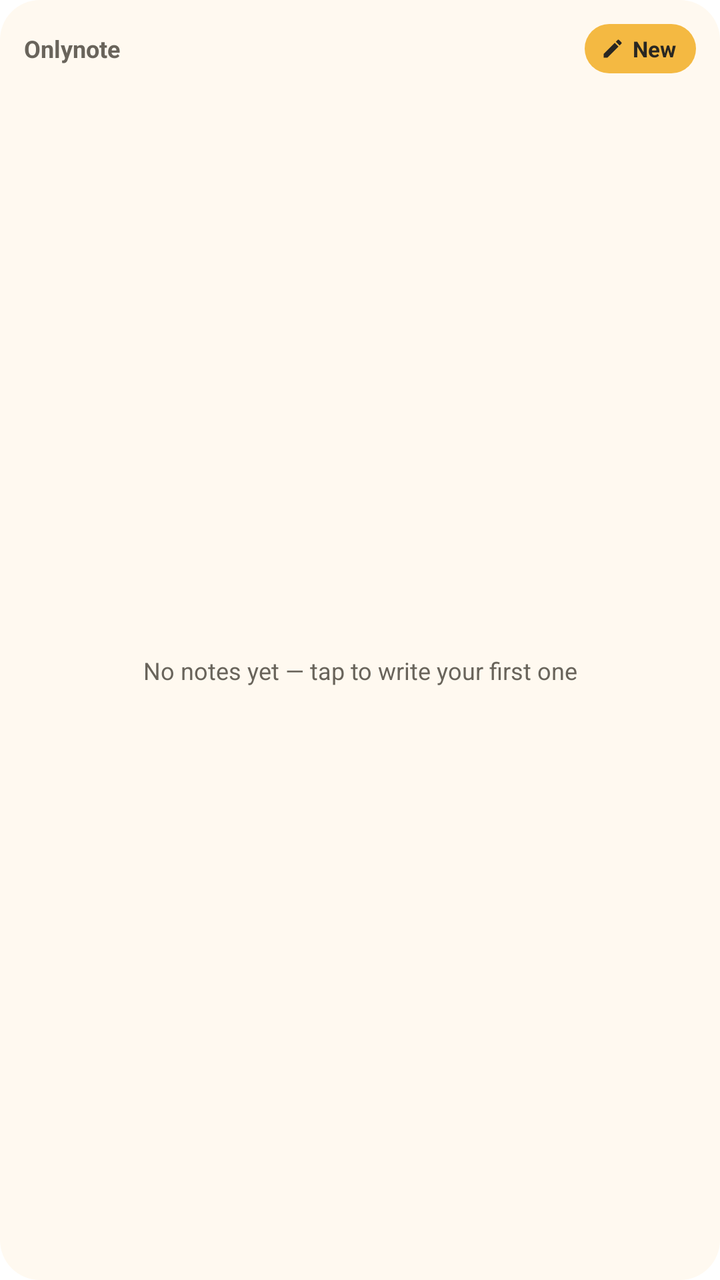
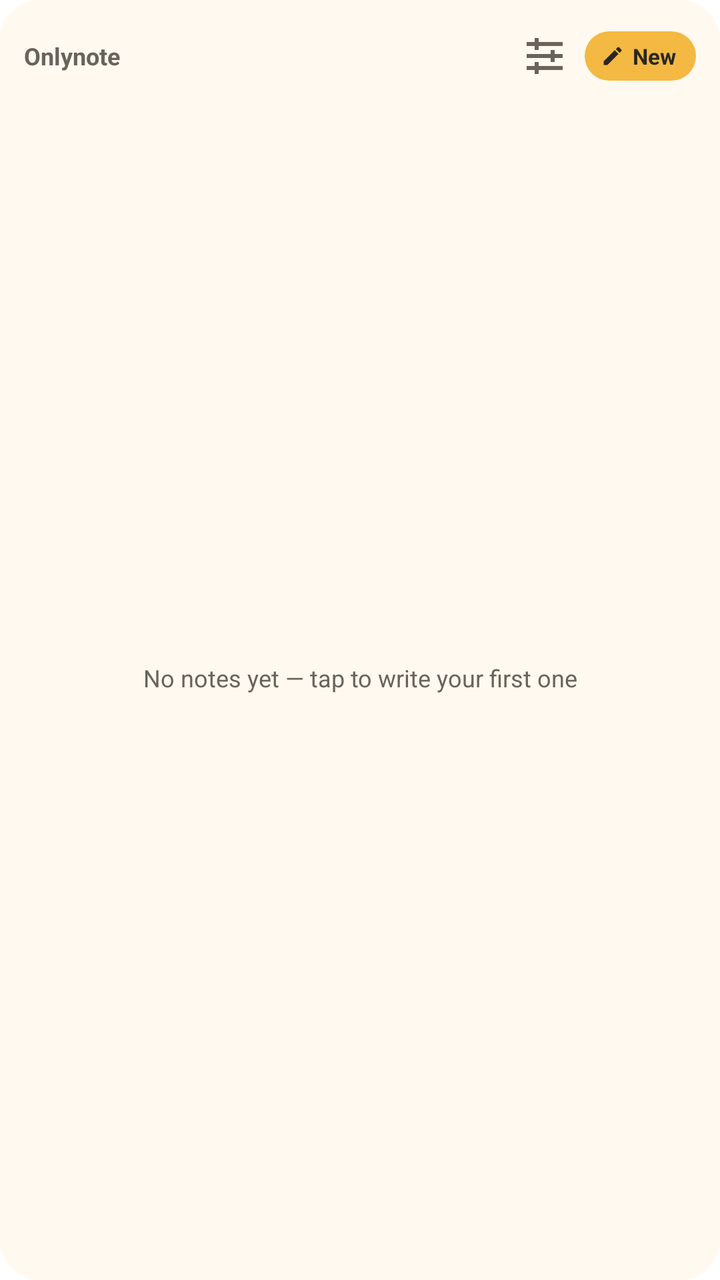

Two renders of the same Android screen: before a commit and after it. Below are the layout's source before the change and the commit's diff.
<!-- AndroidManifest.xml: fallback theme Theme.MaterialComponents.DayNight.NoActionBar -->
<!-- res/layout/notes_widget.xml -->
<?xml version="1.0" encoding="utf-8"?>
<LinearLayout xmlns:android="http://schemas.android.com/apk/res/android"
    android:layout_width="match_parent"
    android:layout_height="match_parent"
    android:orientation="vertical"
    android:background="@drawable/widget_background"
    android:padding="12dp">

    <LinearLayout
        android:layout_width="match_parent"
        android:layout_height="wrap_content"
        android:orientation="horizontal"
        android:gravity="center_vertical">

        <TextView
            android:id="@+id/widget_header_title"
            android:layout_width="0dp"
            android:layout_height="wrap_content"
            android:layout_weight="1"
            android:text="@string/app_name"
            android:textSize="12sp"
            android:textStyle="bold"
            android:maxLines="1"
            android:ellipsize="end"
            android:textColor="@color/widget_text_muted" />

        <LinearLayout
            android:id="@+id/widget_new_note"
            android:layout_width="wrap_content"
            android:layout_height="wrap_content"
            android:orientation="horizontal"
            android:gravity="center_vertical"
            android:background="@drawable/widget_pill"
            android:paddingStart="8dp"
            android:paddingEnd="10dp"
            android:paddingTop="5dp"
            android:paddingBottom="5dp"
            android:contentDescription="@string/widget_new_note">

            <ImageView
                android:layout_width="12dp"
                android:layout_height="12dp"
                android:layout_marginEnd="4dp"
                android:src="@drawable/ic_widget_pencil"
                android:tint="@color/widget_pill_text"
                android:importantForAccessibility="no" />

            <TextView
                android:layout_width="wrap_content"
                android:layout_height="wrap_content"
                android:text="@string/widget_new_note"
                android:textSize="11sp"
                android:textStyle="bold"
                android:textColor="@color/widget_pill_text" />
        </LinearLayout>
    </LinearLayout>

    <FrameLayout
        android:layout_width="match_parent"
        android:layout_height="0dp"
        android:layout_weight="1"
        android:layout_marginTop="6dp">

        <ListView
            android:id="@+id/widget_list"
            android:layout_width="match_parent"
            android:layout_height="match_parent"
            android:divider="@color/widget_divider"
            android:dividerHeight="1dp"
            android:scrollbars="none" />

        <TextView
            android:id="@+id/widget_empty"
            android:layout_width="match_parent"
            android:layout_height="match_parent"
            android:gravity="center"
            android:text="@string/widget_empty_action"
            android:textSize="12sp"
            android:textColor="@color/widget_text_muted" />
    </FrameLayout>

    <TextView
        android:id="@+id/widget_more"
        android:layout_width="wrap_content"
        android:layout_height="wrap_content"
        android:layout_marginTop="4dp"
        android:textSize="11sp"
        android:textColor="@color/widget_text_muted"
        android:visibility="gone" />
</LinearLayout>
<!-- resources referenced by this layout -->
<resources>
  <color name="widget_divider">#22292722</color>
  <color name="widget_pill_text">#FF292722</color>
  <color name="widget_text_muted">#FF69645B</color>
  <!-- drawable ic_widget_pencil (drawable) -->
  <?xml version="1.0" encoding="utf-8"?>
  <vector xmlns:android="http://schemas.android.com/apk/res/android"
      android:width="24dp"
      android:height="24dp"
      android:viewportWidth="24"
      android:viewportHeight="24">
      <path
          android:fillColor="@android:color/white"
          android:pathData="M3,17.25V21h3.75L17.81,9.94l-3.75,-3.75L3,17.25zM20.71,7.04c0.39,-0.39 0.39,-1.02 0,-1.41l-2.34,-2.34c-0.39,-0.39 -1.02,-0.39 -1.41,0l-1.83,1.83 3.75,3.75 1.83,-1.83z" />
  </vector>
  <!-- drawable widget_background (drawable) -->
  <?xml version="1.0" encoding="utf-8"?>
  <shape xmlns:android="http://schemas.android.com/apk/res/android"
      android:shape="rectangle">
      <solid android:color="@color/widget_background" />
      <corners android:radius="20dp" />
  </shape>
  <!-- drawable widget_pill (drawable) -->
  <?xml version="1.0" encoding="utf-8"?>
  <shape xmlns:android="http://schemas.android.com/apk/res/android"
      android:shape="rectangle">
      <solid android:color="@color/widget_accent" />
      <corners android:radius="20dp" />
  </shape>
  <string name="app_name">Onlynote</string>
  <string name="widget_empty_action">No notes yet — tap to write your first one</string>
  <string name="widget_new_note">New</string>
  <color name="widget_background">#FFFFF9F0</color>
  <color name="widget_accent">#FFF4B942</color>
</resources>

<!-- the commit's change to res/layout/notes_widget.xml (unified diff, before → after) -->
@@ -23,6 +23,17 @@
             android:maxLines="1"
             android:ellipsize="end"
             android:textColor="@color/widget_text_muted" />
+
+        <ImageButton
+            android:id="@+id/widget_settings"
+            android:layout_width="32dp"
+            android:layout_height="32dp"
+            android:layout_marginEnd="4dp"
+            android:padding="8dp"
+            android:src="@drawable/ic_widget_settings"
+            android:background="@android:color/transparent"
+            android:tint="@color/widget_text_muted"
+            android:contentDescription="@string/widget_settings" />
 
         <LinearLayout
             android:id="@+id/widget_new_note"
<!-- resource entries referenced after the edit -->
@@ -13,6 +13,12 @@
       <path
           android:fillColor="@android:color/white"
           android:pathData="M3,17.25V21h3.75L17.81,9.94l-3.75,-3.75L3,17.25zM20.71,7.04c0.39,-0.39 0.39,-1.02 0,-1.41l-2.34,-2.34c-0.39,-0.39 -1.02,-0.39 -1.41,0l-1.83,1.83 3.75,3.75 1.83,-1.83z" />
+  </vector>
+  <!-- drawable ic_widget_settings (drawable) -->
+  <vector xmlns:android="http://schemas.android.com/apk/res/android"
+      android:width="24dp" android:height="24dp" android:viewportWidth="24" android:viewportHeight="24">
+      <path android:fillColor="#292722"
+          android:pathData="M3,5h18v2H3zM3,11h18v2H3zM3,17h18v2H3zM7,3h2v6H7zM15,9h2v6h-2zM7,15h2v6H7z" />
   </vector>
   <!-- drawable widget_background (drawable) -->
   <?xml version="1.0" encoding="utf-8"?>
@@ -31,6 +37,7 @@
   <string name="app_name">Onlynote</string>
   <string name="widget_empty_action">No notes yet — tap to write your first one</string>
   <string name="widget_new_note">New</string>
+  <string name="widget_settings">Widget settings</string>
   <color name="widget_background">#FFFFF9F0</color>
   <color name="widget_accent">#FFF4B942</color>
 </resources>
